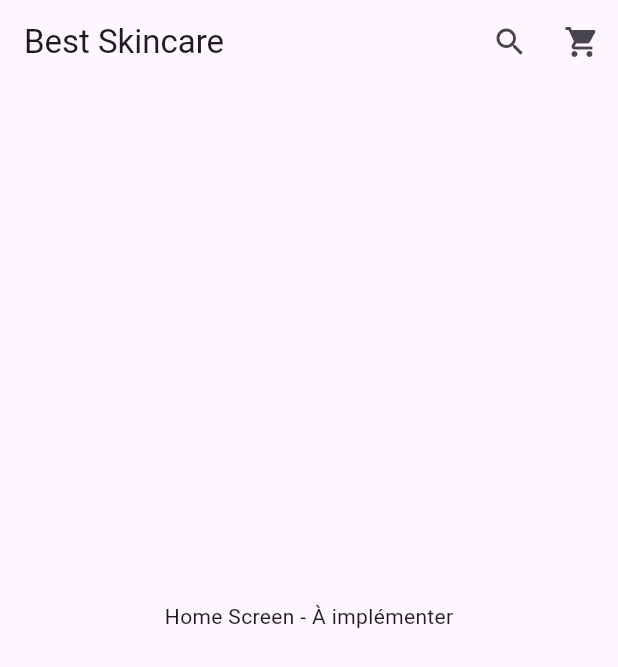
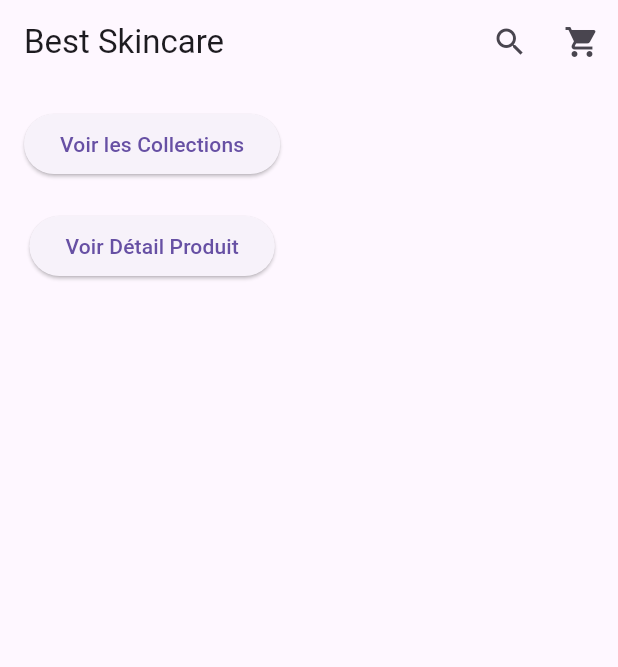
Before and after one commit to desse20/skincare_app, a Flutter app: the screen it shows after launch, on a phone screen of 412 x 824 dp. Shown: the top 667 px of the screen. Run offline on Flutter 3.47's test engine with Material 3 defaults, Android fonts, the phone set to English and light mode, and no system bars.

Commit message:
feat: Gestion de la navigation entre écrans

```diff
--- a/lib/screens/home_screen.dart
+++ b/lib/screens/home_screen.dart
@@ -1,4 +1,5 @@
 import 'package:flutter/material.dart';
+import '../routes/app_routes.dart';
 
 class HomeScreen extends StatelessWidget {
   const HomeScreen({super.key});
@@ -15,12 +16,35 @@ class HomeScreen extends StatelessWidget {
           ),
           IconButton(
             icon: const Icon(Icons.shopping_cart),
-            onPressed: () {},
+            onPressed: () {
+              Navigator.pushNamed(context, AppRoutes.cart);
+            },
           ),
         ],
       ),
-      body: const Center(
-        child: Text('Home Screen - À implémenter'),
+      body: Padding(
+        padding: const EdgeInsets.all(16.0),
+        child: Column(
+          children: [
+            ElevatedButton(
+              onPressed: () {
+                Navigator.pushNamed(context, AppRoutes.collections);
+              },
+              child: const Text('Voir les Collections'),
+            ),
+            const SizedBox(height: 20),
+            ElevatedButton(
+              onPressed: () {
+                Navigator.pushNamed(
+                  context,
+                  AppRoutes.productDetail,
+                  arguments: 'green-grape-123',
+                );
+              },
+              child: const Text('Voir Détail Produit'),
+            ),
+          ],
+        ),
       ),
       bottomNavigationBar: BottomNavigationBar(
         items: const [
```
